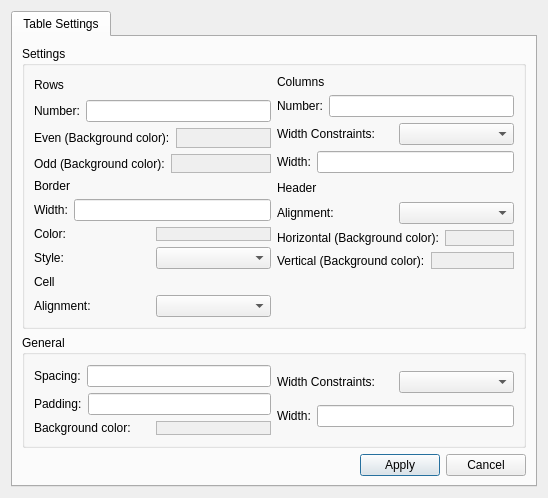
Old version of the form src/terralib/layout/qt/ui/TextGridSettings.ui in the repository claudiobogossian/terraprint.
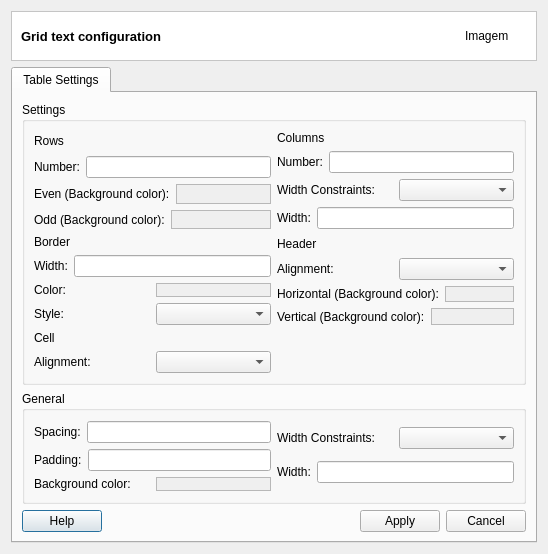
New version of the form.

Commit message: layout view adjusted in TerraView format

The edit to the form file:
```diff
--- a/src/terralib/layout/qt/ui/TextGridSettings.ui
+++ b/src/terralib/layout/qt/ui/TextGridSettings.ui
@@ -7,14 +7,71 @@
     <x>0</x>
     <y>0</y>
     <width>548</width>
-    <height>491</height>
+    <height>543</height>
    </rect>
   </property>
   <property name="windowTitle">
    <string>Dialog</string>
   </property>
-  <layout class="QGridLayout" name="gridLayout_4">
+  <layout class="QGridLayout" name="gridLayout_5">
    <item row="0" column="0">
+    <widget class="QFrame" name="frame_2">
+     <property name="styleSheet">
+      <string notr="true">QWidget { background: white }</string>
+     </property>
+     <property name="frameShape">
+      <enum>QFrame::StyledPanel</enum>
+     </property>
+     <property name="frameShadow">
+      <enum>QFrame::Sunken</enum>
+     </property>
+     <layout class="QGridLayout" name="gridLayout_4" columnstretch="1,0">
+      <property name="topMargin">
+       <number>0</number>
+      </property>
+      <property name="bottomMargin">
+       <number>0</number>
+      </property>
+      <property name="horizontalSpacing">
+       <number>9</number>
+      </property>
+      <item row="0" column="0">
+       <widget class="QLabel" name="m_datasourceTypeTitleLabel">
+        <property name="font">
+         <font>
+          <pointsize>10</pointsize>
+          <weight>75</weight>
+          <bold>true</bold>
+         </font>
+        </property>
+        <property name="text">
+         <string>Grid text configuration</string>
+        </property>
+       </widget>
+      </item>
+      <item row="0" column="1">
+       <widget class="QLabel" name="m_imgLabel">
+        <property name="minimumSize">
+         <size>
+          <width>62</width>
+          <height>48</height>
+         </size>
+        </property>
+        <property name="maximumSize">
+         <size>
+          <width>48</width>
+          <height>48</height>
+         </size>
+        </property>
+        <property name="text">
+         <string>Imagem</string>
+        </property>
+       </widget>
+      </item>
+     </layout>
+    </widget>
+   </item>
+   <item row="1" column="0">
     <widget class="QTabWidget" name="tabTextGrid">
      <property name="currentIndex">
       <number>0</number>
@@ -31,6 +88,9 @@
            <property name="title">
             <string>Settings</string>
            </property>
+           <property name="flat">
+            <bool>true</bool>
+           </property>
            <layout class="QGridLayout" name="gridLayout">
             <item row="0" column="0">
              <layout class="QVBoxLayout" name="verticalLayout">
@@ -327,6 +387,9 @@
            <property name="title">
             <string>General</string>
            </property>
+           <property name="flat">
+            <bool>true</bool>
+           </property>
            <layout class="QGridLayout" name="gridLayout_2">
             <item row="0" column="0">
              <layout class="QVBoxLayout" name="verticalLayout_6">
@@ -421,6 +484,13 @@
          </item>
          <item>
           <layout class="QHBoxLayout" name="horizontalLayout_19">
+           <item>
+            <widget class="QPushButton" name="m_helpPushButton">
+             <property name="text">
+              <string>Help</string>
+             </property>
+            </widget>
+           </item>
            <item>
             <spacer name="horizontalSpacer">
              <property name="orientation">
```
Left out of the diff: 2 changed lines with no effect on the pictures. The commit also changes 8 other files.
